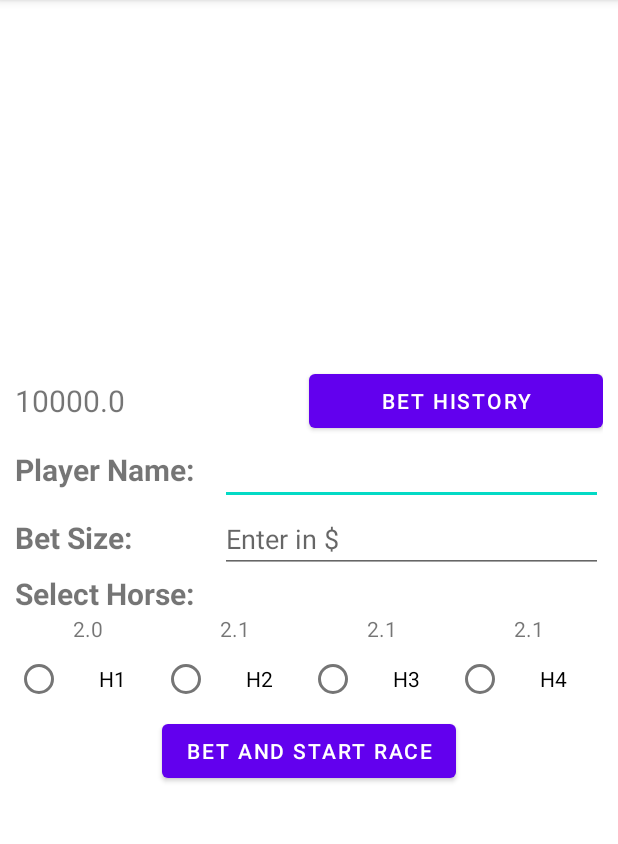
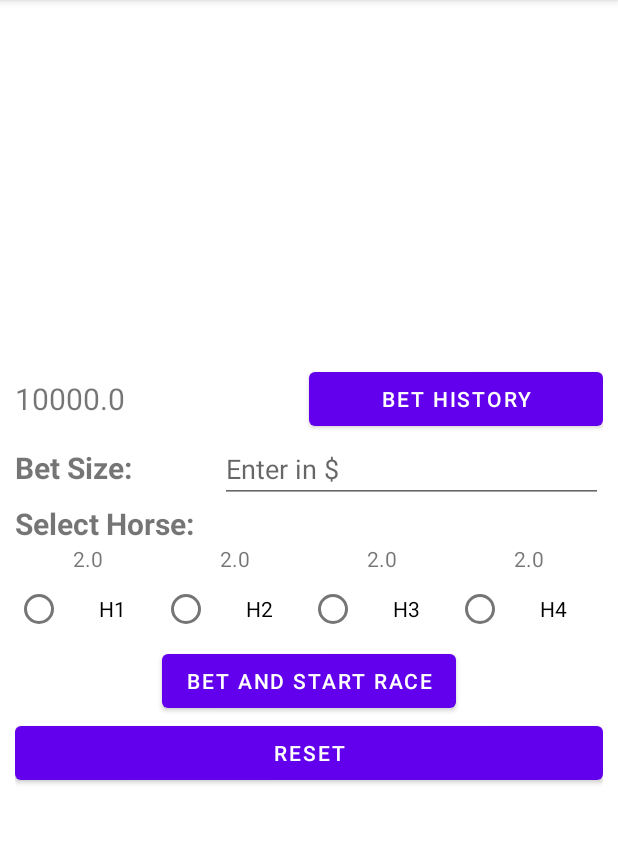
Before and after one commit to tristan0316/Horsegame2, an Android app: the screen it shows after launch (MainActivity), after a tap on "BET AND START RACE", on a phone screen of 412 x 824 dp, the part 84-928 px from its top. Run offline under Robolectric (Android 15) with nearby library versions, the phone set to English and light mode, and no system bars; our stand-ins replace Room's generated code, data binding; 1 statement that could not run was skipped; 1 other tap on this screen came first.

Commit message:
Finished game fragement
can run race, update balance, ...

```diff
--- a/app/src/main/java/com/example/horsegame2/GameFragment.kt
+++ b/app/src/main/java/com/example/horsegame2/GameFragment.kt
@@ -1,6 +1,7 @@
 package com.example.horsegame2
 
 import android.os.Bundle
+import android.util.Log
 import androidx.fragment.app.Fragment
 import android.view.LayoutInflater
 import android.view.View
@@ -9,9 +10,11 @@ import android.widget.RadioButton
 import androidx.databinding.DataBindingUtil
 import androidx.lifecycle.Observer
 import androidx.lifecycle.ViewModelProvider
+import androidx.navigation.findNavController
 import com.example.horsegame.database.AppDatabase
 import com.example.horsegame.utils.Game
 import com.example.horsegame2.databinding.FragmentGameBinding
+import java.lang.Exception
 
 // TODO: Rename parameter arguments, choose names that match
 // the fragment initialization parameters, e.g. ARG_ITEM_NUMBER
@@ -58,18 +61,38 @@ class GameFragment : Fragment() {
 
 
         binding.btnStartRace.setOnClickListener {
+
+            try {
+                viewModel.betmoney = binding.etBet.text.toString().trim().toInt().toDouble()
+                val RadioB1 = binding.radioGroup
+                val RadioBtm: RadioButton = binding.root.findViewById(RadioB1.getCheckedRadioButtonId())
+                viewModel.bethorsename = RadioBtm.text.toString()
+
+            }catch (e: Exception){
+                Log.i("Game", "Please insert the money and choose one horse")
+            }
           viewModel.startGame()
+
+        }
+
+        //reset button listener
+        binding.resetbtn.setOnClickListener {
+            viewModel.reset()
+        }
+
+        binding.btnHistory.setOnClickListener {
+            view?.findNavController()?.navigate(R.id.action_gameFragment_to_betHistoryFragment)
         }
 
 
         viewModel.h1Ratio.observe(viewLifecycleOwner, Observer { newScore ->
-            binding.tvH1Ratio.text = newScore.toString() })
+            binding.tvH1Ratio.text = String.format("%.1f", newScore) })
         viewModel.h2Ratio.observe(viewLifecycleOwner, Observer { newScore ->
-            binding.tvH2Ratio.text = newScore.toString() })
+            binding.tvH2Ratio.text =  String.format("%.1f", newScore) })
         viewModel.h3Ratio.observe(viewLifecycleOwner, Observer { newScore ->
-            binding.tvH3Ratio.text = newScore.toString() })
+            binding.tvH3Ratio.text =  String.format("%.1f", newScore) })
         viewModel.h4Ratio.observe(viewLifecycleOwner, Observer { newScore ->
-            binding.tvH4Ratio.text = newScore.toString() })
+            binding.tvH4Ratio.text =  String.format("%.1f", newScore) })
         viewModel.balance.observe(viewLifecycleOwner, Observer { newScore ->
             binding.tvRemains.text = newScore.toString() })
 
--- a/app/src/main/java/com/example/horsegame2/database/HorseBetDao.kt
+++ b/app/src/main/java/com/example/horsegame2/database/HorseBetDao.kt
@@ -1,16 +1,23 @@
 package com.example.horsegame.database
 
 import androidx.room.*
+import com.example.horsegame2.utils.Horse
 
 @Dao
 interface HorseBetDao {
 
-    @Query("SELECT * FROM `horseBet`")
-    fun getAll(): MutableList<HorseBet>
+    @Query("SELECT * FROM horsebet")
+    suspend fun getAll(): List<HorseBet>
 
-    @Insert
-    fun insert(banking: HorseBet?)
+    @Query("INSERT OR REPLACE INTO horsebet(id, winHorse, betHorse, balance,betmoney) VALUES(:id, :winHorse,:betHorse, :balance, :betmoney)")
+    suspend fun insertData(id:Int, winHorse:String, betHorse:String, balance:Double,betmoney:Double)
 
     @Update
     fun update(banking: HorseBet?): Int
+
+    @Insert(onConflict = OnConflictStrategy.REPLACE)
+    suspend fun insertAll(vararg record: HorseBet)
+
+    @Query("DELETE FROM horsebet WHERE id = :id")
+    suspend fun deleteById(id: Int)
 }
--- a/app/src/main/java/com/example/horsegame2/utils/Game.kt
+++ b/app/src/main/java/com/example/horsegame2/utils/Game.kt
@@ -1,19 +1,22 @@
 package com.example.horsegame.utils
 
+import androidx.lifecycle.MutableLiveData
 import com.example.horsegame2.GameFragment
 import com.example.horsegame2.GameViewModel
+import com.example.horsegame2.utils.GameListener
 import com.example.horsegame2.utils.Horse
 import kotlinx.coroutines.CoroutineScope
 import kotlinx.coroutines.Dispatchers
 import kotlinx.coroutines.launch
 
 
-class Game constructor(var horse1: Horse, var horse2: Horse, var horse3: Horse, var horse4:Horse){
+class Game constructor(gameListener: GameListener, var horse1: Horse, var horse2: Horse, var horse3: Horse, var horse4:Horse){
     var h1 :Horse = horse1
     var h2 :Horse = horse2
     var h3 :Horse = horse3
     var h4 :Horse = horse4
     var horses: List<Horse> = listOf(h1,h2,h3,h4)
+    val gameListener = gameListener
 
     init{
         this.h1=horse1
@@ -32,8 +35,6 @@ class Game constructor(var horse1: Horse, var horse2: Horse, var horse3: Horse,
     fun race() {
 
         CoroutineScope(Dispatchers.Main).launch {
-
-
             //Four horses run concurrently
             val job1 = CoroutineScope(Dispatchers.IO).launch {
                 h1.run()
@@ -51,19 +52,23 @@ class Game constructor(var horse1: Horse, var horse2: Horse, var horse3: Horse,
             job2.join()
             job3.join()
             job4.join()
+            adjustrate()
         }
-        adjustrate()
+
     }
 
     fun adjustrate() {
-
         horses= horses.sortedBy { it.len }
         println(horses.get(0).horsename+" wins, taking " + horses.get(0).len+" seconds")
         horses.get(0).win()
         horses.get(1).lose()
         horses.get(2).lose()
         horses.get(3).lose()
+        gameListener.GameEnd()
+    }
 
+    fun win_horse():Horse{
+        return horses.get(0)
     }
 
 
--- /dev/null
+++ b/app/src/main/java/com/example/horsegame2/utils/GameListener.kt
@@ -0,0 +1,5 @@
+package com.example.horsegame2.utils
+
+interface GameListener {
+    fun GameEnd()
+}
--- a/app/src/main/java/com/example/horsegame2/utils/Horse.kt
+++ b/app/src/main/java/com/example/horsegame2/utils/Horse.kt
@@ -1,6 +1,10 @@
 package com.example.horsegame2.utils
 
-class Horse(horsename: String = "", hRatio: Double) : Thread() {
+import kotlinx.coroutines.CoroutineScope
+import kotlinx.coroutines.Dispatchers
+import kotlinx.coroutines.launch
+
+class Horse(horsename: String = "", hRatio: Double)  {
     var ratio: Double = hRatio
     var mile: Int = 0
     var len: Long = 0
@@ -23,16 +27,17 @@ class Horse(horsename: String = "", hRatio: Double) : Thread() {
     } else {
     }
 
-    override fun run() {
+     fun run() {
         this.mile = 0
         this.len = 0
 
         var start: Long = System.currentTimeMillis()
-        while (mile < 20) {
-            sleep((0..1000).random().toLong())
-            mile++
-            println("${horsename} ran ${mile} kms")
-
+        while (mile < 3) {
+            Thread.sleep((0..2000).random().toLong())
+            CoroutineScope(Dispatchers.Main).launch {
+                mile = (mile)?.plus(1)
+                println("${horsename} ran ${mile} miles")
+            }
         }
         len = System.currentTimeMillis()
         len = len - start
--- a/app/src/main/res/layout/fragment_game.xml
+++ b/app/src/main/res/layout/fragment_game.xml
@@ -1,9 +1,9 @@
 <?xml version="1.0" encoding="utf-8"?>
-<layout xmlns:android="http://schemas.android.com/apk/res/android">
+<layout xmlns:tools="http://schemas.android.com/tools"
+    xmlns:app="http://schemas.android.com/apk/res-auto"
+    xmlns:android="http://schemas.android.com/apk/res/android">
 
     <RelativeLayout
-        xmlns:app="http://schemas.android.com/apk/res-auto"
-        xmlns:tools="http://schemas.android.com/tools"
         android:layout_width="match_parent"
         android:layout_height="match_parent"
         android:padding="10dp">
@@ -48,20 +48,7 @@
                 android:layout_width="match_parent"
                 android:layout_height="wrap_content">
 
-                <TextView
-                    android:layout_width="0dp"
-                    android:layout_height="wrap_content"
-                    android:layout_weight="0.70"
-                    android:text="Player Name:"
-                    android:textSize="20dp"
-                    android:textStyle="bold" />
 
-                <EditText
-                    android:id="@+id/etPlayerName"
-                    android:layout_width="0dp"
-                    android:layout_height="wrap_content"
-                    android:layout_weight="1.3"
-                    android:inputType="textPersonName" />
             </LinearLayout>
 
             <LinearLayout
@@ -218,6 +205,12 @@
                 android:layout_height="wrap_content"
                 android:layout_gravity="center"
                 android:text="Bet and start race" />
+
+            <Button
+                android:id="@+id/resetbtn"
+                android:layout_width="match_parent"
+                android:layout_height="wrap_content"
+                android:text="Reset" />
         </LinearLayout>
 
         <ProgressBar
```
Also changed, not shown: app/src/main/java/com/example/horsegame2/GameViewModel.kt (+58 -3 lines), app/src/main/java/com/example/horsegame2/database/HorseBet.kt (+9 -15 lines).
